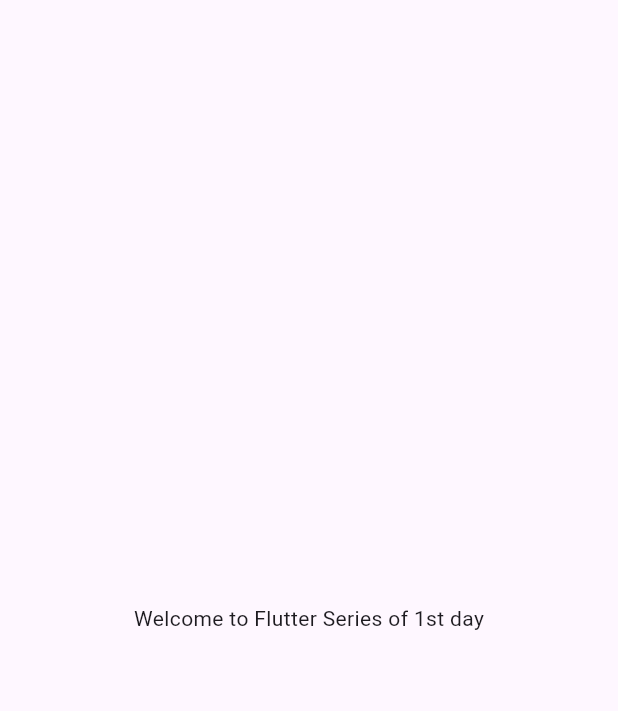
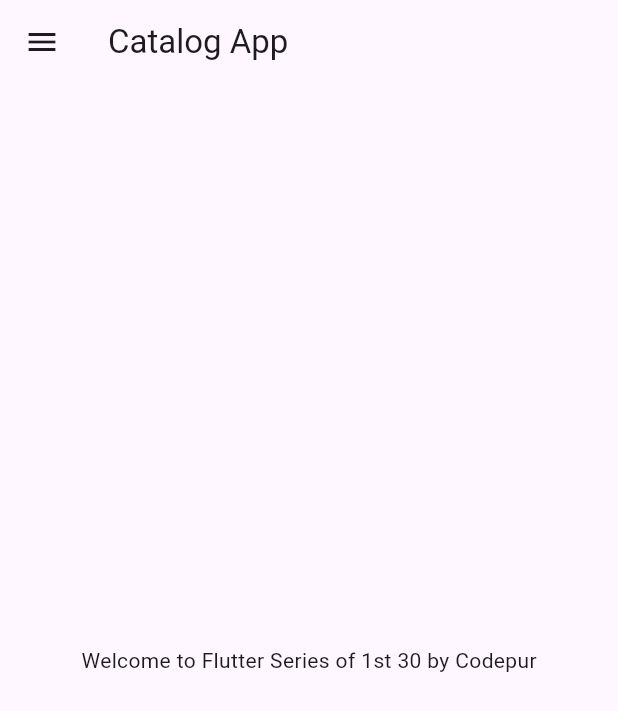
Before and after one commit to Niteshsharma831/Catelog, a Flutter app: the screen it shows after launch, on a phone screen of 412 x 824 dp. Shown: the top 711 px of the screen. Run offline on Flutter 3.47's test engine with Material 3 defaults, Android fonts, the phone set to English and light mode, and no system bars.

Commit message:
Day2  Completed

```diff
--- /dev/null
+++ b/lib/home_page.dart
@@ -0,0 +1,24 @@
+import 'package:flutter/material.dart';
+
+class HomePage extends StatelessWidget {
+  const HomePage({super.key});
+
+  @override
+  Widget build(BuildContext context) {
+    final int days = 30;
+    final String name = 'Codepur';
+    return MaterialApp(
+      home: Scaffold(
+        appBar: AppBar(
+          title: Text('Catalog App'),
+        ),
+        body: Center(
+          child: Container(
+            child: Text("Welcome to Flutter Series of 1st $days by $name"),
+          ),
+        ),
+        drawer: Drawer(),
+      ),
+    );
+  }
+}
--- a/lib/main.dart
+++ b/lib/main.dart
@@ -1,4 +1,5 @@
 import 'package:flutter/material.dart';
+import 'package:my_first_app/home_page.dart';
 
 void main() {
   runApp(MyApp());
@@ -9,14 +10,8 @@ class MyApp extends StatelessWidget {
 
   @override
   Widget build(BuildContext context) {
-    return MaterialApp(
-      home: Material(
-        child: Center(
-          child: Container(
-            child: Text("Welcome to Flutter Series of 1st day"),
-          ),
-        ),
-      ),
-    );
+
+
+    return HomePage();
   }
 }
```
